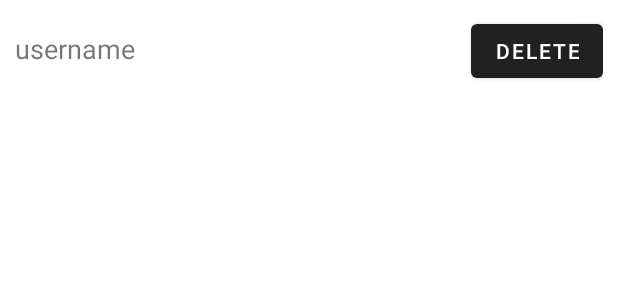
After one commit to zhan6256/SmartCards, an Android app: the layout user_row.xml on its own in the app's theme, with its tools: preview values and no code run, on a phone screen of 412 x 824 dp. The commit adds this screen. Shown: the top 300 px of the screen. Run offline under Robolectric (Android 15) with nearby library versions, the phone set to English and light mode, and no system bars.

Commit message:
Except admin1, all admin user and non-admin user can be deleted by an admin.

```diff
--- a/app/src/main/AndroidManifest.xml
+++ b/app/src/main/AndroidManifest.xml
@@ -14,6 +14,7 @@
         <activity
             android:name=".DashboardActivity"
             android:exported="false" />
+        <activity android:name=".UserListActivity" />
         <activity
             android:name=".AddUserActivity"
             android:exported="false" />
--- a/app/src/main/java/com/daclink/mydemoapplication/Database/UserDAO.java
+++ b/app/src/main/java/com/daclink/mydemoapplication/Database/UserDAO.java
@@ -40,4 +40,7 @@ public interface UserDAO {
     @Query("SELECT * FROM " + GymLogDatabase.USER_TABLE + " WHERE username = :username LIMIT 1")
     User getUserByUsernameSync(String username);
 
+    @Query("SELECT * FROM usertable ORDER BY username")
+    LiveData<List<User>> getAllUsers();
+
 }
--- /dev/null
+++ b/app/src/main/res/layout/user_row.xml
@@ -0,0 +1,23 @@
+<?xml version="1.0" encoding="utf-8"?>
+<LinearLayout xmlns:android="http://schemas.android.com/apk/res/android"
+    android:layout_width="match_parent"
+    android:layout_height="wrap_content"
+    android:orientation="horizontal"
+    android:padding="10dp"
+    android:layout_marginBottom="8dp">
+
+    <TextView
+        android:id="@+id/userRowUsernameTextView"
+        android:layout_width="0dp"
+        android:layout_height="wrap_content"
+        android:layout_weight="1"
+        android:text="username"
+        android:textSize="18sp" />
+
+    <Button
+        android:id="@+id/userRowDeleteButton"
+        android:layout_width="wrap_content"
+        android:layout_height="wrap_content"
+        android:text="Delete" />
+
+</LinearLayout>
```
Also changed, not shown: app/src/main/java/com/daclink/mydemoapplication/DashboardActivity.java (+11 -9 lines), app/src/main/java/com/daclink/mydemoapplication/Database/GymLogRepository.java (+18 -0 lines), app/src/main/java/com/daclink/mydemoapplication/UserListActivity.java (added, +101 -0 lines), app/src/main/res/layout/activity_user_list.xml (added, +13 -0 lines).
